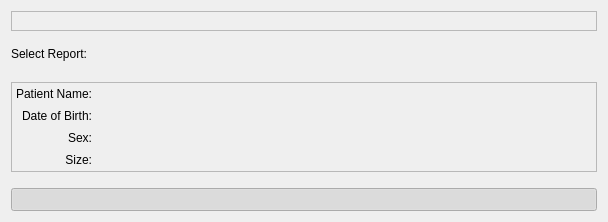
First picture: the form in Resources/UI/qSlicerLongitudinalPETCTReportSelectionWidget.ui, repository paulcm/LongitudinalPETCT, before the edit.
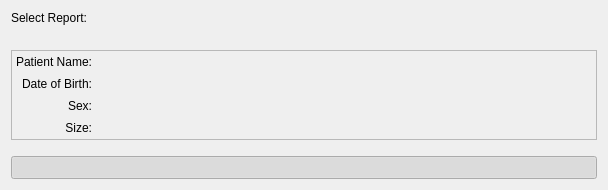
Second picture: the form after the edit. Icons and pictures are not drawn. Custom widgets are drawn as their Qt base class.

```diff
--- a/Resources/UI/qSlicerLongitudinalPETCTReportSelectionWidget.ui
+++ b/Resources/UI/qSlicerLongitudinalPETCTReportSelectionWidget.ui
@@ -7,7 +7,7 @@
     <x>0</x>
     <y>0</y>
     <width>608</width>
-    <height>222</height>
+    <height>190</height>
    </rect>
   </property>
   <property name="windowTitle">
@@ -17,22 +17,6 @@
    <property name="spacing">
     <number>16</number>
    </property>
-   <item>
-    <widget class="QLabel" name="LabelInformation">
-     <property name="frameShape">
-      <enum>QFrame::StyledPanel</enum>
-     </property>
-     <property name="frameShadow">
-      <enum>QFrame::Sunken</enum>
-     </property>
-     <property name="text">
-      <string/>
-     </property>
-     <property name="wordWrap">
-      <bool>true</bool>
-     </property>
-    </widget>
-   </item>
    <item>
     <layout class="QFormLayout" name="formLayout">
      <property name="horizontalSpacing">
@@ -46,7 +30,27 @@
       </widget>
      </item>
      <item row="0" column="1">
-      <widget class="qMRMLNodeComboBox" name="MRMLNodeComboBoxReport" native="true"/>
+      <layout class="QHBoxLayout" name="horizontalLayout" stretch="1,0">
+       <property name="spacing">
+        <number>12</number>
+       </property>
+       <item>
+        <widget class="qMRMLNodeComboBox" name="MRMLNodeComboBoxReport" native="true"/>
+       </item>
+       <item>
+        <widget class="QLabel" name="LabelInfo">
+         <property name="styleSheet">
+          <string notr="true">QLabel QToolTip {background-color: #858585; color: #FFF;}</string>
+         </property>
+         <property name="text">
+          <string/>
+         </property>
+         <property name="pixmap">
+          <pixmap resource="../qSlicerLongitudinalPETCTModule.qrc">:/Icons/help.png</pixmap>
+         </property>
+        </widget>
+       </item>
+      </layout>
      </item>
     </layout>
    </item>
```
Left out of the diff: 4 changed lines with no effect on the pictures.
